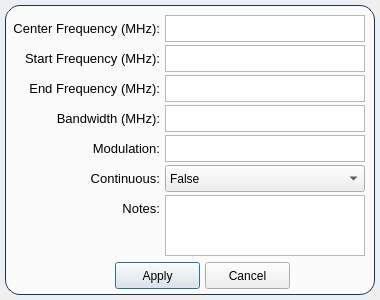
The window that UI/new_soi.ui (ainfosec/FISSURE) describes before a commit, drawn with Qt 5.
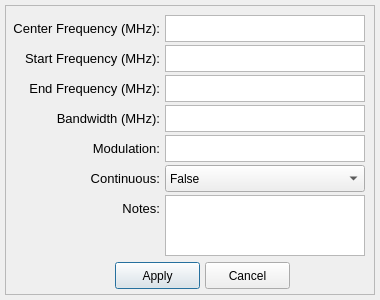
The same window after the commit.

Patch:
```diff
--- a/UI/new_soi.ui
+++ b/UI/new_soi.ui
@@ -22,13 +22,6 @@
      <height>290</height>
     </rect>
    </property>
-   <property name="styleSheet">
-    <string notr="true">QFrame#frame_1 {
-	background-color: rgb(251, 251, 251);
-	border: 1px solid #17365D;
-	border-radius: 15px;
-}</string>
-   </property>
    <property name="frameShape">
     <enum>QFrame::StyledPanel</enum>
    </property>
```
Left out of the diff: 20 changed lines with no effect on the pictures.
